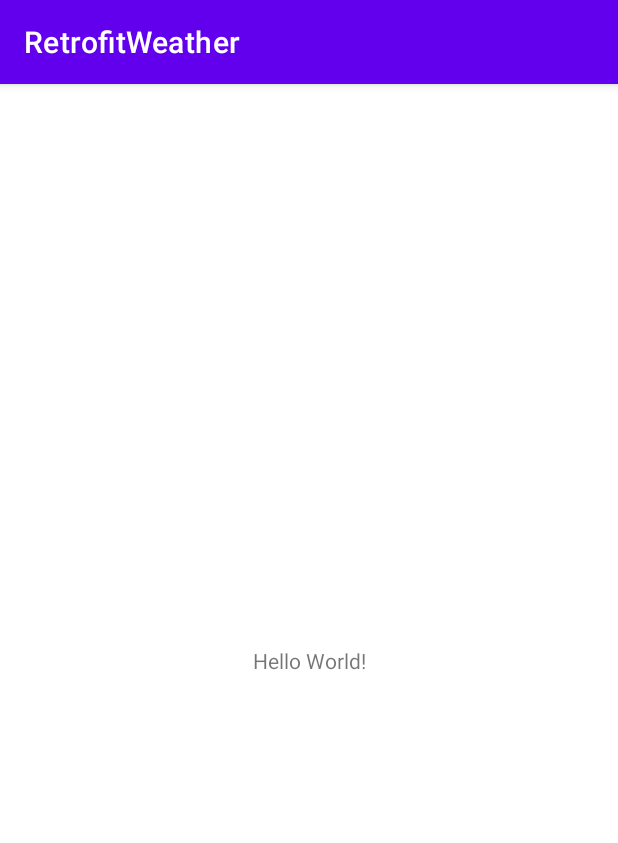
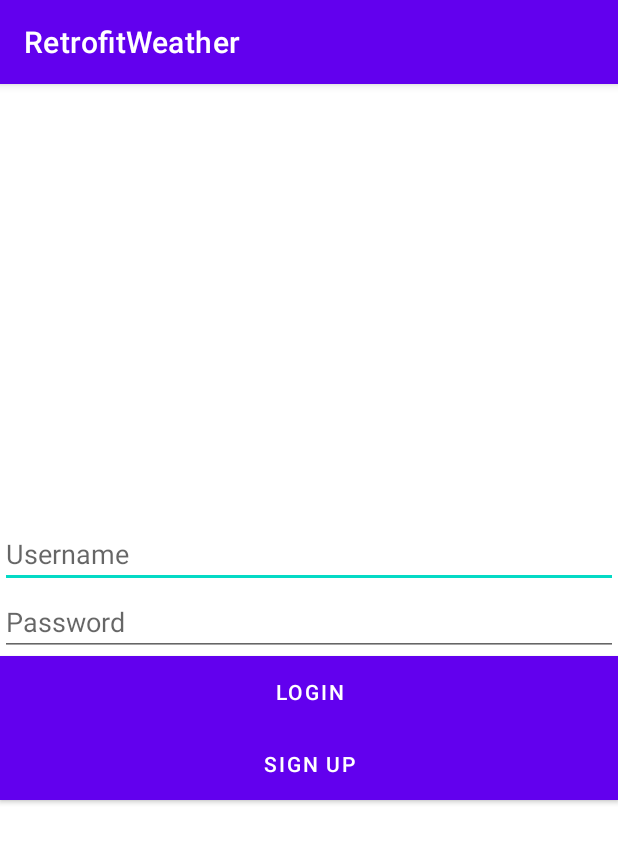
Before and after one commit to Owethu01/RetrofitWeather2022, an Android app: the screen it shows after launch (MainActivity), on a phone screen of 412 x 824 dp. Shown: the top 843 px of the screen. Run offline under Robolectric (Android 15) with nearby library versions, the phone set to English and light mode, and no system bars; our stand-ins replace Firebase (no records; nobody signed in at launch, a user with empty details on screens opened directly).

Commit message:
895 login

```diff
--- a/app/build.gradle
+++ b/app/build.gradle
@@ -1,5 +1,6 @@
 plugins {
     id 'com.android.application'
+    id 'com.google.gms.google-services'
 }
 
 android {
@@ -32,6 +33,7 @@ dependencies {
     implementation 'androidx.appcompat:appcompat:1.5.0'
     implementation 'com.google.android.material:material:1.6.1'
     implementation 'androidx.constraintlayout:constraintlayout:2.1.4'
+    implementation 'com.google.firebase:firebase-auth:21.0.5'
     testImplementation 'junit:junit:4.13.2'
     androidTestImplementation 'androidx.test.ext:junit:1.1.3'
     androidTestImplementation 'androidx.test.espresso:espresso-core:3.4.0'
--- a/app/src/main/java/owethu/nxumalo/retrofitweather/MainActivity.java
+++ b/app/src/main/java/owethu/nxumalo/retrofitweather/MainActivity.java
@@ -1,14 +1,98 @@
 package owethu.nxumalo.retrofitweather;
 
+import androidx.annotation.NonNull;
 import androidx.appcompat.app.AppCompatActivity;
 
 import android.os.Bundle;
+import android.view.View;
+import android.widget.Button;
+import android.widget.EditText;
+import android.widget.Toast;
+
+import com.google.android.gms.tasks.OnCompleteListener;
+import com.google.android.gms.tasks.Task;
+import com.google.firebase.auth.AuthResult;
+import com.google.firebase.auth.FirebaseAuth;
+import com.google.firebase.auth.FirebaseUser;
 
 public class MainActivity extends AppCompatActivity {
 
-    @Override
-    protected void onCreate(Bundle savedInstanceState) {
-        super.onCreate(savedInstanceState);
-        setContentView(R.layout.activity_main);
+   // @Override
+   // protected void onCreate(Bundle savedInstanceState) {
+       // super.onCreate(savedInstanceState);
+
+       // setContentView(R.layout.activity_main);
+        EditText Et_Username;
+        EditText Et_Password;
+        Button Btn_Login;
+        Button Btn_Signup;
+        private FirebaseAuth mAuth;
+        private FirebaseUser currentUser;
+        @Override
+        protected void onCreate(Bundle savedInstanceState) {
+            super.onCreate(savedInstanceState);
+            setContentView(R.layout.activity_main);
+            mAuth = FirebaseAuth.getInstance();
+            // check if person is not logged in, send them to login.
+            currentUser = mAuth.getCurrentUser();
+            Et_Username = findViewById(R.id.et_username);
+            Et_Password = findViewById(R.id.et_password);
+            Btn_Login = findViewById(R.id.btn_login);
+            Btn_Signup = findViewById(R.id.btn_signup);
+            Btn_Login.setOnClickListener(new View.OnClickListener() {
+                @Override
+                public void onClick(View v) {
+                    String email = Et_Username.getText().toString();
+                    String password = Et_Password.getText().toString();
+                    mAuth.signInWithEmailAndPassword(email, password)
+                            .addOnCompleteListener(MainActivity.this, new OnCompleteListener<AuthResult>() {
+                                @Override
+                                public void onComplete(@NonNull Task<AuthResult> task) {
+                                    if (task.isSuccessful()) {
+                                        // Sign in success, update UI with the signed-in user's information
+                                        Toast.makeText(MainActivity.this, "Welcome " + email, Toast.LENGTH_SHORT).show();
+                                        currentUser = mAuth.getCurrentUser();
+//                                    Intent next = new Intent(MainActivity.this, UserInfo.class);
+//                                    startActivity(next);
+//                                    finish();
+                                    } else {
+                                        // If sign in fails, display a message to the user.
+                                        Toast.makeText(MainActivity.this, "Authentication Failed", Toast.LENGTH_SHORT).show();
+                                        task.getException();
+                                    }
+
+                                    // ...
+                                }
+                            });
+                }
+            });
+            Btn_Signup.setOnClickListener(new View.OnClickListener() { // create new user
+                @Override
+                public void onClick(View view) {
+
+                    String email = Et_Username.getText().toString();
+                    String password = Et_Password.getText().toString();
+                    mAuth.createUserWithEmailAndPassword(email, password)
+                            .addOnCompleteListener(MainActivity.this, new OnCompleteListener<AuthResult>() {
+                                @Override
+                                public void onComplete(@NonNull Task<AuthResult> task) {
+                                    if (task.isSuccessful()) {
+                                        // Sign in success, update UI with the signed-in user's information
+                                        Toast.makeText(MainActivity.this, "Sign Up Successful", Toast.LENGTH_SHORT).show();
+                                        currentUser = mAuth.getCurrentUser();
+                                        // go to next page if successful
+//                                    Intent next = new Intent(MainActivity.this, UserInfo.class);
+//                                    startActivity(next);
+//                                    finish();
+                                    } else {
+                                        // If sign in fails, display a message to the user.
+                                        Toast.makeText(MainActivity.this, "Authentication Failed", Toast.LENGTH_SHORT).show();
+                                        task.getException();
+                                    }
+                                    // ...
+                                }
+                            });
+                }
+            });
+        }
     }
-}
--- a/app/src/main/res/layout/activity_main.xml
+++ b/app/src/main/res/layout/activity_main.xml
@@ -1,18 +1,44 @@
-<?xml version="1.0" encoding="utf-8"?>
-<androidx.constraintlayout.widget.ConstraintLayout xmlns:android="http://schemas.android.com/apk/res/android"
-    xmlns:app="http://schemas.android.com/apk/res-auto"
-    xmlns:tools="http://schemas.android.com/tools"
+<?xml version="1.0" encoding="utf-8"?><LinearLayout xmlns:android="http://schemas.android.com/apk/res/android"    xmlns:app="http://schemas.android.com/apk/res-auto"    xmlns:tools="http://schemas.android.com/tools"    android:layout_width="match_parent"
+    android:layout_height="match_parent"
+    android:orientation="vertical"
+    android:gravity="center"
+    tools:context=".MainActivity">
+    <ImageView
+    android:id="@+id/imageView"
     android:layout_width="match_parent"
-    android:layout_height="match_parent"
-    tools:context=".MainActivity">
-
-    <TextView
-        android:layout_width="wrap_content"
-        android:layout_height="wrap_content"
-        android:text="Hello World!"
-        app:layout_constraintBottom_toBottomOf="parent"
-        app:layout_constraintLeft_toLeftOf="parent"
-        app:layout_constraintRight_toRightOf="parent"
-        app:layout_constraintTop_toTopOf="parent" />
-
-</androidx.constraintlayout.widget.ConstraintLayout>
+    android:layout_height="wrap_content"
+   />
+    <EditText
+    android:id="@+id/et_username"
+    android:layout_width="match_parent"
+    android:layout_height="wrap_content"
+    android:layout_centerHorizontal="true"
+    android:layout_centerVertical="true"
+    android:ems="10"
+    android:inputType="textPersonName"
+    android:hint="Username"
+    android:text="" />
+    <EditText
+    android:id="@+id/et_password"
+    android:layout_width="match_parent"
+    android:layout_height="wrap_content"
+    android:ems="10"
+    android:inputType="textPassword"
+    android:layout_centerHorizontal="true"
+    android:layout_centerVertical="true"
+    android:hint="Password"
+    android:text="" />
+    <Button
+    android:id="@+id/btn_login"
+    android:layout_width="match_parent"
+    android:layout_height="wrap_content"
+    android:background="@android:color/darker_gray"
+    android:textColor="@android:color/white"
+    android:text="Login" />
+    <Button
+    android:id="@+id/btn_signup"
+    android:layout_width="match_parent"
+    android:layout_height="wrap_content"
+    android:background="@android:color/darker_gray"
+    android:textColor="@android:color/white"
+    android:text="Sign Up" /></LinearLayout>
--- a/build.gradle
+++ b/build.gradle
@@ -1,4 +1,8 @@
-// Top-level build file where you can add configuration options common to all sub-projects/modules.
+buildscript {
+    dependencies {
+        classpath 'com.google.gms:google-services:4.3.10'
+    }
+}// Top-level build file where you can add configuration options common to all sub-projects/modules.
 plugins {
     id 'com.android.application' version '7.1.1' apply false
     id 'com.android.library' version '7.1.1' apply false
```
Also changed, not shown: 2 other files.
